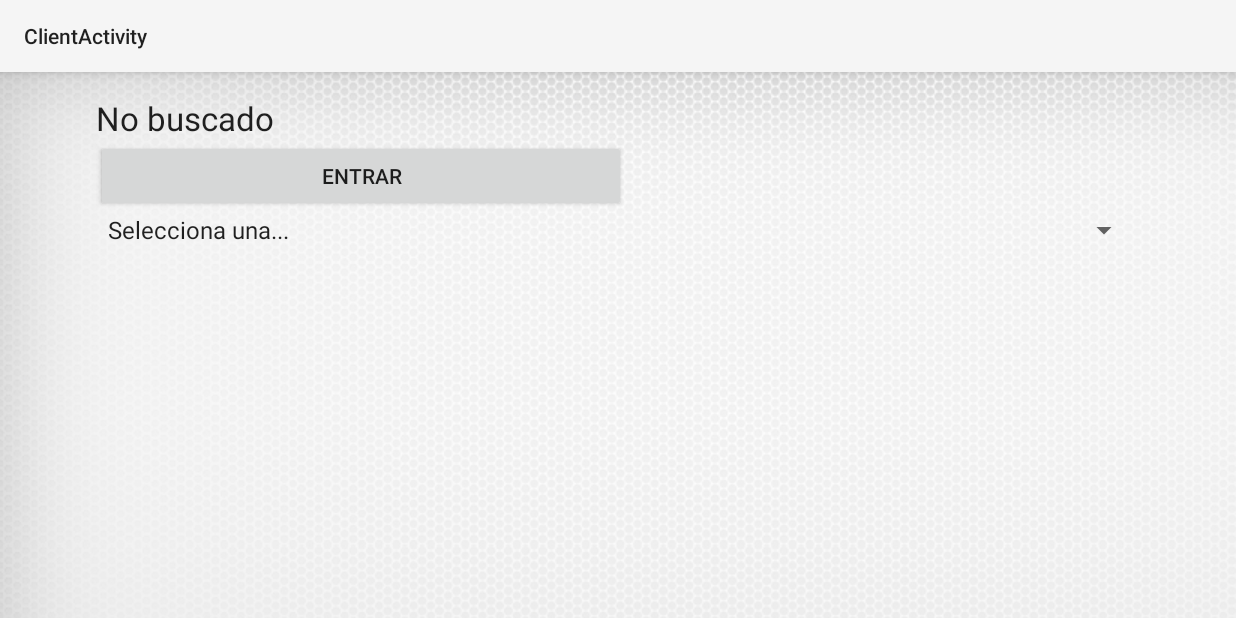
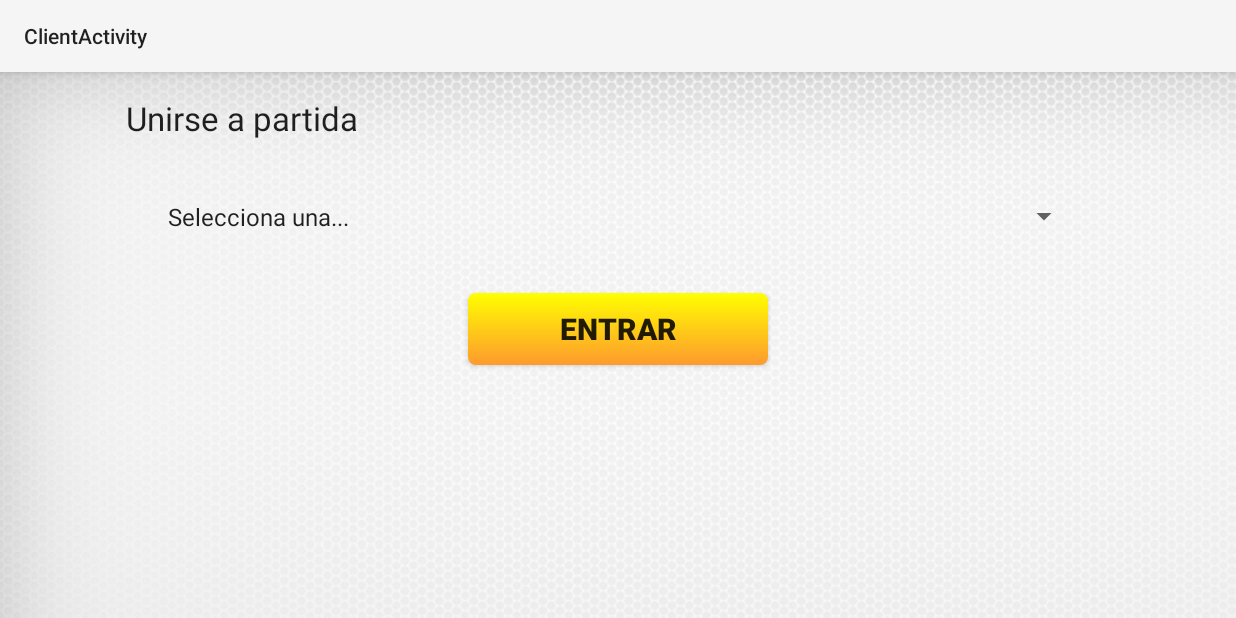
Before and after one commit to jaime9306/Comunicacion-integrada2, an Android app: the ClientActivity screen opened directly, with no data from a screen before it, on a phone screen of 824 x 412 dp (held sideways). Run offline under Robolectric (Android 15) with nearby library versions, the phone set to English and light mode, and no system bars.

Commit message:
graficas5 Preferencias

```diff
--- a/app/src/main/java/ondrios/comunicacion/ClientActivity.java
+++ b/app/src/main/java/ondrios/comunicacion/ClientActivity.java
@@ -28,11 +28,8 @@ import static java.lang.Thread.sleep;
 public class ClientActivity extends AppCompatActivity implements View.OnClickListener{
 
     private Button boton_entrar;
-    private Button boton_enviar;
     private EditText entrada_nombre;
-    private EditText edit_entrada;
     private TextView estado;
-    private TextView texto_entrada;
     private Spinner spinner;
     private boolean turno;
     private int posVacia;
@@ -63,19 +60,10 @@ public class ClientActivity extends AppCompatActivity implements View.OnClickLis
 
 
         boton_entrar   = (Button) findViewById(R.id.boton_entrar);
-        //entrada_nombre = (EditText) findViewById(R.id.editText_nombre);
         estado         = (TextView) findViewById(R.id.textView_estado);
 
-        boton_enviar  = (Button) findViewById(R.id.botonClient_enviar);
-        edit_entrada  = (EditText) findViewById(R.id.editTextClient_entrada);
-        texto_entrada = (TextView) findViewById(R.id.textViewClient_entrada);
+        boton_entrar.setOnClickListener(this);
 
-        boton_entrar.setOnClickListener(this);
-        boton_enviar.setOnClickListener(this);
-
-        boton_enviar.setVisibility(View.GONE);
-        edit_entrada.setVisibility(View.GONE);
-        texto_entrada.setVisibility(View.GONE);
 
         if(primeravez==0) {
 
@@ -123,11 +111,7 @@ public class ClientActivity extends AppCompatActivity implements View.OnClickLis
                     cliente.conectar(servicioSeleccionado);
                 }
                 break;
-            case R.id.botonClient_enviar:
-                String mensaje = edit_entrada.getText().toString();
-                //boton_enviar.setVisibility(View.GONE);
-                cliente.enviaMensaje(mensaje,"mensaje");
-                break;
+
         }
     }
 
@@ -136,8 +120,6 @@ public class ClientActivity extends AppCompatActivity implements View.OnClickLis
         boton_entrar.setVisibility(View.GONE);
         //entrada_nombre.setVisibility(View.GONE);
         estado.setVisibility(View.GONE);
-        edit_entrada.setVisibility(View.VISIBLE);
-        texto_entrada.setVisibility(View.VISIBLE);
         spinner.setVisibility(View.GONE);
         setContentView(R.layout.activity_interfaz_juego);
         carta1 = (ImageView) findViewById(R.id.c1j2);
@@ -162,13 +144,13 @@ public class ClientActivity extends AppCompatActivity implements View.OnClickLis
     }
 
     public void muestraBotones(){
-        boton_enviar.setVisibility(View.VISIBLE);
+        //boton_enviar.setVisibility(View.VISIBLE);
     }
 
     public void publicaMensaje(String mensaje){
         this.m=mensaje;
-        texto_entrada.setText(m);
-        edit_entrada.setText("");
+        //texto_entrada.setText(m);
+        //edit_entrada.setText("");
     }
 
     public void notificaFalloServicio(){
--- a/app/src/main/res/layout-normal/content_client.xml
+++ b/app/src/main/res/layout-normal/content_client.xml
@@ -11,62 +11,43 @@
     tools:showIn="@layout/activity_client" tools:context="ondrios.comunicacion.ClientActivity"
     android:orientation="vertical"
     android:weightSum="1">
-
+    <LinearLayout
+        android:layout_width="match_parent"
+        android:layout_height="match_parent"
+        android:layout_marginLeft="20sp"
+        android:layout_marginRight="20sp"
+        android:orientation="vertical"
+        android:weightSum="1">
         <TextView
             android:layout_width="wrap_content"
             android:layout_height="wrap_content"
             android:textAppearance="?android:attr/textAppearanceLarge"
-        android:text="No buscado"
+            android:text="Unirse a partida"
             android:id="@+id/textView_estado"
             android:layout_below="@+id/editText_nombre"
             android:layout_alignParentLeft="true"
             android:layout_alignParentStart="true" />
 
-    <Button
-        android:layout_width="353dp"
-        android:layout_height="wrap_content"
-        android:text="Entrar"
-        android:id="@+id/boton_entrar"
-        android:layout_alignParentTop="true"
-        android:layout_alignParentRight="true"
-        android:layout_alignParentEnd="true" />
-
-    <EditText
-        android:layout_width="349dp"
-        android:layout_height="wrap_content"
-        android:id="@+id/editTextClient_entrada"
-        android:layout_below="@+id/textView_estado"
-        android:layout_alignParentLeft="true"
-        android:layout_alignParentStart="true"
-        android:layout_toLeftOf="@+id/botonClient_enviar"
-        android:layout_toStartOf="@+id/botonClient_enviar" />
-
-    <Button
-        android:layout_width="349dp"
-        android:layout_height="wrap_content"
-        android:text="Enviar"
-        android:id="@+id/botonClient_enviar"
-        android:layout_below="@+id/textView_estado"
-        android:layout_alignParentRight="true"
-        android:layout_alignParentEnd="true" />
-
         <Spinner
             android:id="@+id/spinner"
             android:layout_width="match_parent"
             android:layout_height="wrap_content"
-        android:layout_gravity="center_horizontal" />
+            android:layout_gravity="center_horizontal"
+            android:layout_margin="20sp"
+            android:layout_weight="0.20" />
 
-    <TextView
-        android:layout_width="350dp"
+        <Button
+            android:layout_width="200dp"
             android:layout_height="wrap_content"
-        android:text="New Text"
-        android:id="@+id/textViewClient_entrada"
-        android:layout_below="@+id/botonClient_enviar"
-        android:layout_alignParentLeft="true"
-        android:layout_alignParentStart="true"
-        android:layout_alignParentBottom="true"
-        android:layout_alignRight="@+id/botonClient_enviar"
-        android:layout_alignEnd="@+id/botonClient_enviar"
-        android:layout_gravity="bottom"
-        android:layout_weight="0.74" />
+            android:text="Entrar"
+
+            android:background="@drawable/botonconectar"
+            android:textStyle="bold"
+            android:id="@+id/boton_entrar"
+            android:textSize="20sp"
+            android:layout_gravity="center_horizontal"
+             />
+
+
     </LinearLayout>
+</LinearLayout>
```
Also changed, not shown: app/src/main/res/layout-normal/content_server.xml (+0 -42 lines), app/src/main/res/layout/content_server.xml (+0 -42 lines), app/src/main/res/layout/content_server2.xml (deleted, +0 -65 lines). Lines whose indentation alone changed are shown as unchanged.
